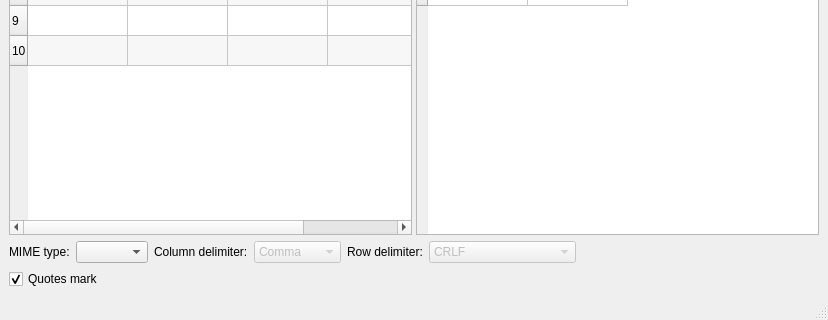
This is 12_02_DragAndDrop/mainwindow.ui in sadovskiy/QtExamplesForAProgrammingCourse as Qt 5 draws it before an edit; both pictures show x 0 to 828 and y 281 to 601 of the 828 by 601 pixel window. The edited form follows.
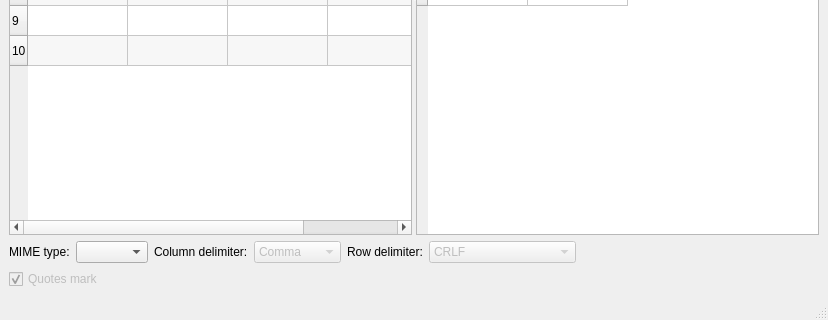
This is the edited form. Custom widgets are drawn as their Qt base class.

```diff
--- a/12_02_DragAndDrop/mainwindow.ui
+++ b/12_02_DragAndDrop/mainwindow.ui
@@ -363,6 +363,9 @@
     </item>
     <item row="2" column="0">
      <widget class="QCheckBox" name="checkBoxQuotesMark">
+      <property name="enabled">
+       <bool>false</bool>
+      </property>
       <property name="text">
        <string>Quotes mark</string>
       </property>
```
